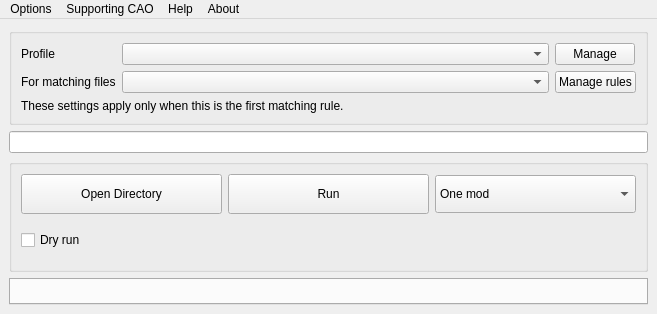
First picture: the form in src/gui/MainWindow.ui, repository Guekka/cathedral-assets-optimizer, before the edit.
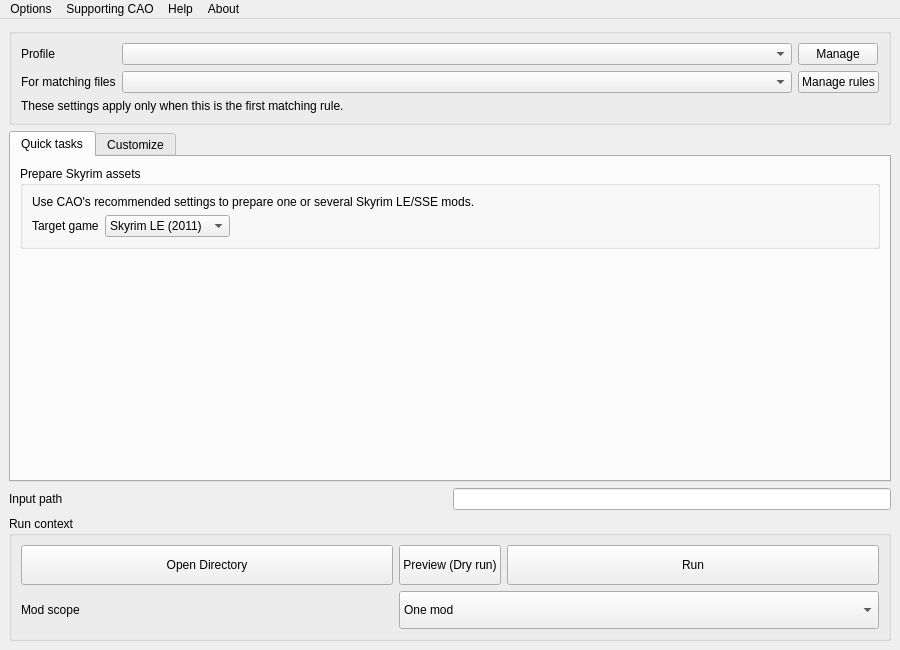
Second picture: the form after the edit.

Commit message:
feat(gui): introduce Quick tasks and Customize workspaces
Replace Quick/Medium/Advanced access levels with two persistent destinations. Keep run input and mod scope shared, isolate Quick target selection from saved profiles, and retain legacy settings mapping for rollback.

```diff
--- a/src/gui/MainWindow.ui
+++ b/src/gui/MainWindow.ui
@@ -6,8 +6,8 @@
    <rect>
     <x>0</x>
     <y>0</y>
-    <width>657</width>
-    <height>314</height>
+    <width>900</width>
+    <height>650</height>
    </rect>
   </property>
   <property name="sizePolicy">
@@ -110,17 +110,136 @@
      </widget>
     </item>
     <item>
-     <widget class="QLineEdit" name="inputDirTextEdit">
-      <property name="sizePolicy">
-       <sizepolicy hsizetype="Minimum" vsizetype="Fixed">
-        <horstretch>0</horstretch>
-        <verstretch>0</verstretch>
-       </sizepolicy>
-      </property>
-     </widget>
+      <widget class="QTabWidget" name="workspaceTabs">
+       <property name="currentIndex">
+        <number>0</number>
+       </property>
+       <widget class="QWidget" name="quickTasksPage">
+        <attribute name="title">
+         <string>Quick tasks</string>
+        </attribute>
+        <layout class="QVBoxLayout" name="quickTasksLayout">
+         <item>
+          <widget class="QGroupBox" name="quickAssetTaskGroup">
+           <property name="title">
+            <string>Prepare Skyrim assets</string>
+           </property>
+           <layout class="QVBoxLayout" name="quickAssetTaskLayout">
+            <item>
+             <widget class="QLabel" name="quickTaskDescription">
+              <property name="text">
+               <string>Use CAO's recommended settings to prepare one or several Skyrim LE/SSE mods.</string>
+              </property>
+              <property name="wordWrap">
+               <bool>true</bool>
+              </property>
+             </widget>
+            </item>
+            <item>
+             <layout class="QHBoxLayout" name="quickTargetGameLayout">
+              <item>
+               <widget class="QLabel" name="quickTargetGameLabel">
+                <property name="text">
+                 <string>Target game</string>
+                </property>
+               </widget>
+              </item>
+              <item>
+               <widget class="QComboBox" name="quickTargetGame">
+                <item>
+                 <property name="text">
+                  <string>Skyrim LE (2011)</string>
+                 </property>
+                </item>
+                <item>
+                 <property name="text">
+                  <string>Skyrim SE (2016)</string>
+                 </property>
+                </item>
+               </widget>
+              </item>
+              <item>
+               <spacer name="quickTargetSpacer">
+                <property name="orientation">
+                 <enum>Qt::Horizontal</enum>
+                </property>
+                <property name="sizeHint" stdset="0">
+                 <size>
+                  <width>40</width>
+                  <height>20</height>
+                 </size>
+                </property>
+               </spacer>
+              </item>
+             </layout>
+            </item>
+           </layout>
+          </widget>
+         </item>
+         <item>
+          <spacer name="quickTasksSpacer">
+           <property name="orientation">
+            <enum>Qt::Vertical</enum>
+           </property>
+           <property name="sizeHint" stdset="0">
+            <size>
+             <width>20</width>
+             <height>40</height>
+            </size>
+           </property>
+          </spacer>
+         </item>
+        </layout>
+       </widget>
+       <widget class="QWidget" name="customizePage">
+        <attribute name="title">
+         <string>Customize</string>
+        </attribute>
+        <layout class="QVBoxLayout" name="customizeLayout">
+         <item>
+          <widget class="QLabel" name="customizeDescription">
+           <property name="text">
+            <string>Choose a profile to customize its reusable processing settings.</string>
+           </property>
+           <property name="wordWrap">
+            <bool>true</bool>
+           </property>
+          </widget>
+         </item>
+         <item>
+          <widget class="QTabWidget" name="tabWidget">
+           <property name="currentIndex">
+            <number>-1</number>
+           </property>
+          </widget>
+         </item>
+        </layout>
+       </widget>
+      </widget>
     </item>
     <item>
-     <widget class="QGroupBox" name="mainGroupBox">
+     <layout class="QHBoxLayout" name="inputPathLayout">
+      <item>
+       <widget class="QLabel" name="inputPathLabel">
+        <property name="text">
+         <string>Input path</string>
+        </property>
+       </widget>
+      </item>
+      <item>
+       <widget class="QLineEdit" name="inputDirTextEdit">
+        <property name="sizePolicy">
+         <sizepolicy hsizetype="Minimum" vsizetype="Fixed">
+          <horstretch>0</horstretch>
+          <verstretch>0</verstretch>
+         </sizepolicy>
+        </property>
+       </widget>
+      </item>
+     </layout>
+    </item>
+    <item>
+      <widget class="QGroupBox" name="mainGroupBox">
       <property name="sizePolicy">
        <sizepolicy hsizetype="Preferred" vsizetype="Fixed">
         <horstretch>0</horstretch>
@@ -134,7 +253,7 @@
        </size>
       </property>
       <property name="title">
-       <string/>
+       <string>Run context</string>
       </property>
       <property name="flat">
        <bool>false</bool>
@@ -166,6 +285,25 @@
         </widget>
        </item>
        <item row="0" column="1">
+        <widget class="QPushButton" name="previewButton">
+         <property name="minimumSize">
+          <size>
+           <width>100</width>
+           <height>40</height>
+          </size>
+         </property>
+         <property name="cursor">
+          <cursorShape>WhatsThisCursor</cursorShape>
+         </property>
+         <property name="toolTip">
+          <string>Show what would happen without modifying files.</string>
+         </property>
+         <property name="text">
+          <string>Preview (Dry run)</string>
+         </property>
+        </widget>
+       </item>
+       <item row="0" column="2">
         <widget class="QPushButton" name="processButton">
          <property name="sizePolicy">
           <sizepolicy hsizetype="MinimumExpanding" vsizetype="Fixed">
@@ -191,54 +329,13 @@
         </widget>
        </item>
        <item row="1" column="0">
-        <widget class="QCheckBox" name="dryRunCheckBox">
-         <property name="sizePolicy">
-          <sizepolicy hsizetype="Expanding" vsizetype="Fixed">
-           <horstretch>0</horstretch>
-           <verstretch>0</verstretch>
-          </sizepolicy>
-         </property>
-         <property name="minimumSize">
-          <size>
-           <width>200</width>
-           <height>40</height>
-          </size>
-         </property>
-         <property name="maximumSize">
-          <size>
-           <width>200</width>
-           <height>16777215</height>
-          </size>
-         </property>
-         <property name="sizeIncrement">
-          <size>
-           <width>100</width>
-           <height>0</height>
-          </size>
-         </property>
-         <property name="baseSize">
-          <size>
-           <width>140</width>
-           <height>40</height>
-          </size>
-         </property>
-         <property name="cursor">
-          <cursorShape>WhatsThisCursor</cursorShape>
-         </property>
-         <property name="toolTip">
-          <string>&lt;html&gt;&lt;head/&gt;&lt;body&gt;&lt;p&gt;Will list all files that
-                                            would be modified, without actually processing them. &lt;/p&gt;&lt;/body&gt;&lt;/html&gt;
-                                        </string>
-         </property>
-         <property name="autoFillBackground">
-          <bool>false</bool>
-         </property>
+        <widget class="QLabel" name="modeChooserLabel">
          <property name="text">
-          <string>Dry run</string>
+          <string>Mod scope</string>
          </property>
         </widget>
        </item>
-       <item row="0" column="2">
+       <item row="1" column="1" colspan="2">
         <widget class="QComboBox" name="modeChooserComboBox">
          <property name="sizePolicy">
           <sizepolicy hsizetype="MinimumExpanding" vsizetype="Fixed">
@@ -273,13 +370,6 @@
       </layout>
      </widget>
     </item>
-    <item>
-     <widget class="QTabWidget" name="tabWidget">
-      <property name="currentIndex">
-       <number>-1</number>
-      </property>
-     </widget>
-    </item>
    </layout>
   </widget>
   <widget class="QMenuBar" name="menuBar">
@@ -287,7 +377,7 @@
     <rect>
      <x>0</x>
      <y>0</y>
-     <width>657</width>
+     <width>900</width>
      <height>25</height>
     </rect>
    </property>
```
Left out of the diff: 6 changed lines with no effect on the pictures. The commit also changes 16 other files.
